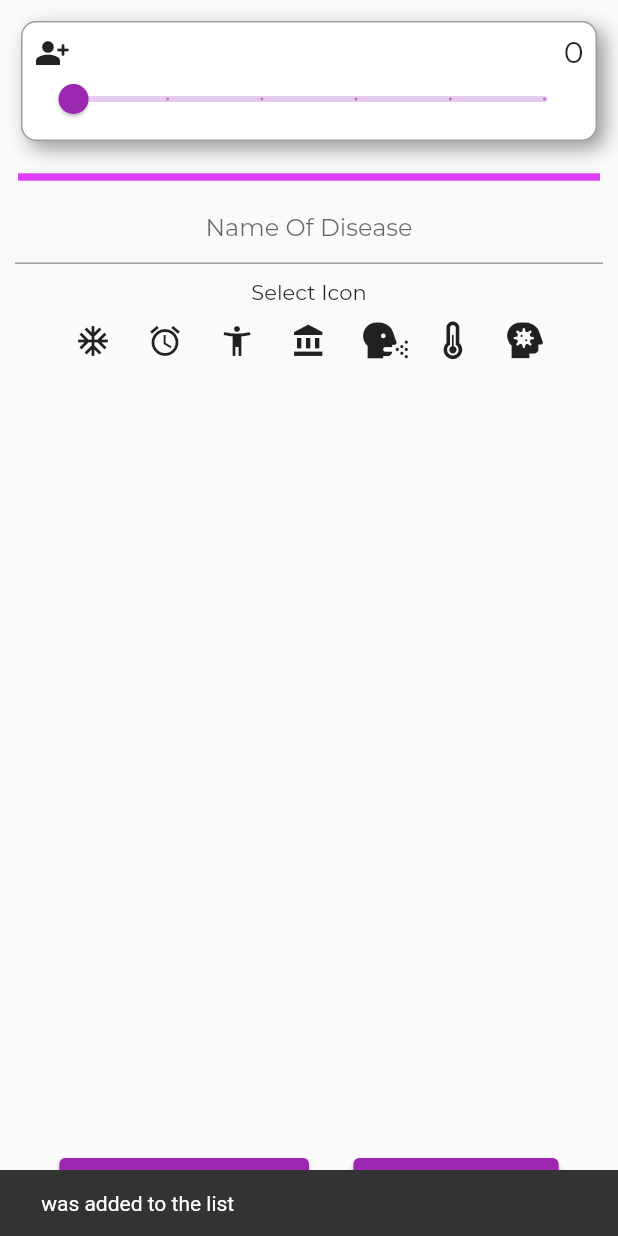
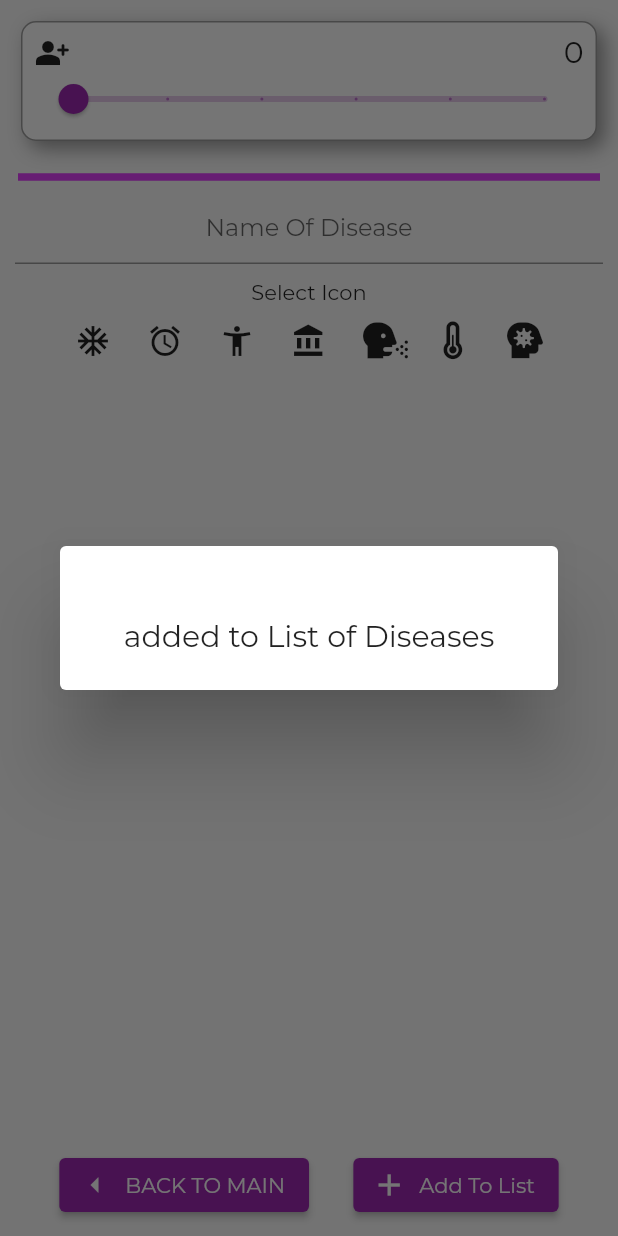
Before and after one commit to Zwennsch/Symptomator, a Flutter app: the AddDisease widget shown alone on an empty page, opened directly with empty values, after a tap on "Add To List", on a phone screen of 412 x 824 dp. Run offline on Flutter 3.47's test engine with Material 2 defaults, Android fonts, the phone set to English and light mode, and no system bars; accounts and stored records are empty; project files that could hold a hidden picture were left out.

Commit message:
added showDialog to addDiseaseScreen

```diff
--- a/lib/screens/add_disease_screen.dart
+++ b/lib/screens/add_disease_screen.dart
@@ -64,13 +64,9 @@ class _AddDiseaseState extends State<AddDisease> {
                   icon: const Icon(Icons.arrow_left_outlined),
                   label: const Text('BACK TO MAIN')),
               ElevatedButton.icon(
-                  // TODO: show small message that disease was added
                   onPressed: () {
                     _userDiseases.add(Disease(_iconOfDisease, _nameOfDisease));
-
-                    final SnackBar snackBar = SnackBar(
-                        content: Text('$_nameOfDisease was added to the list'));
-                    ScaffoldMessenger.of(context).showSnackBar(snackBar);
+                    _showInfo(_nameOfDisease);
                     _controller.clear();
                     _resetCard();
                   },
@@ -81,6 +77,20 @@ class _AddDiseaseState extends State<AddDisease> {
         ],
       ),
     );
+  }
+
+  void _showInfo(String nameOfDisease) {
+    showDialog(
+        context: context,
+        builder: (context) {
+          return SimpleDialog(
+            titlePadding: const EdgeInsets.all(24),
+            title: Text(
+              '$nameOfDisease \nadded to List of Diseases',
+              textAlign: TextAlign.center,
+            ),
+          );
+        });
   }
 
   void _resetCard() {
```
